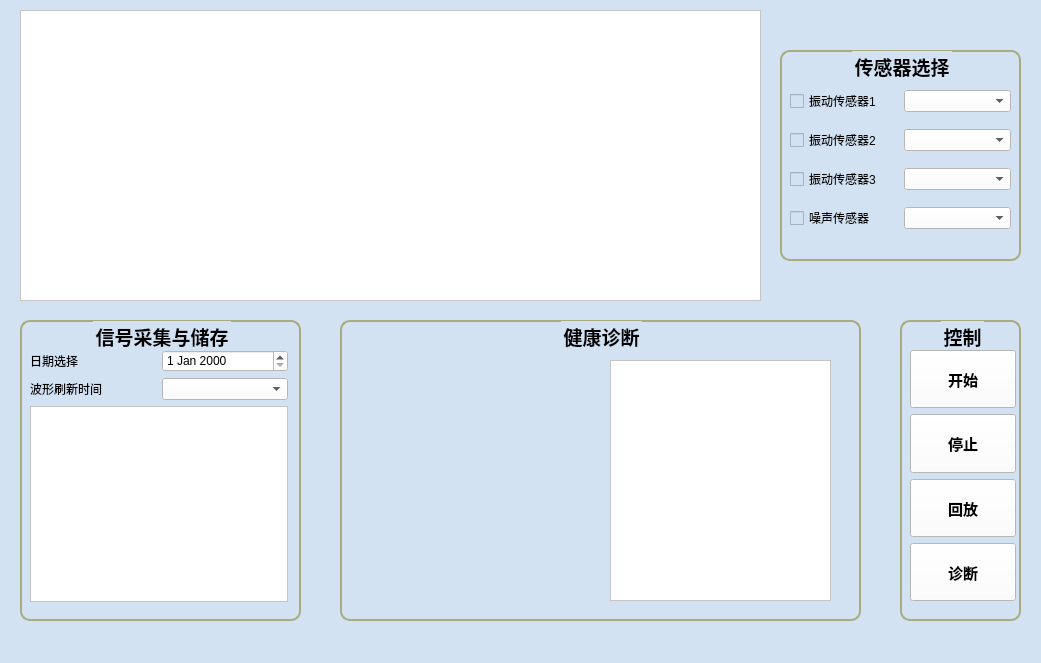
zkqiu/robot_doctor, file vibrationdialog.ui: the form before one commit.
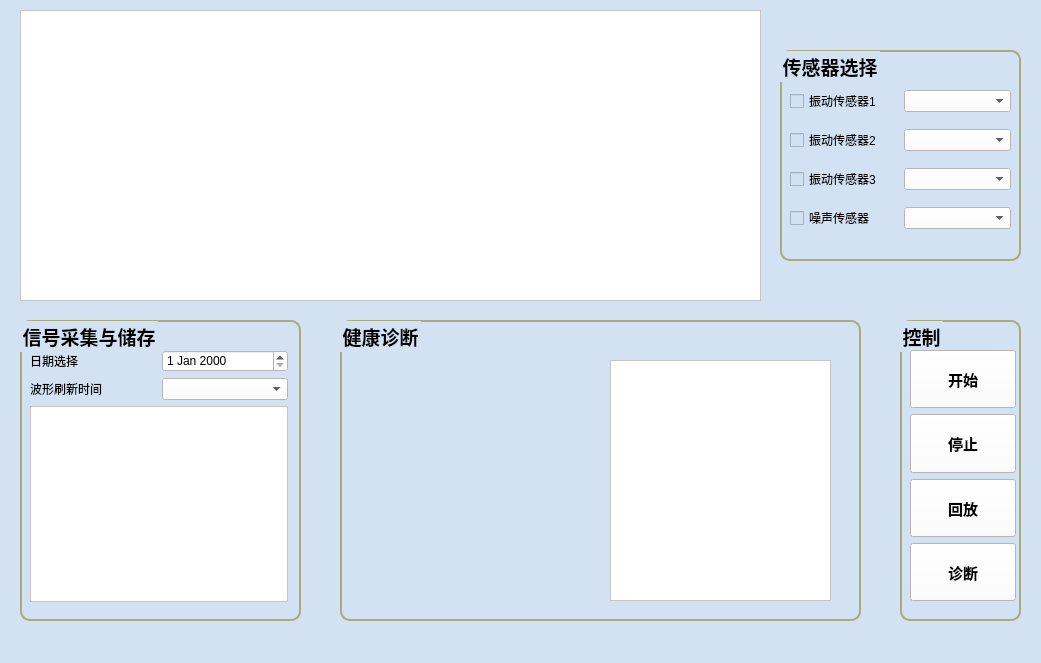
The form after the commit. Icons and pictures are not drawn. Custom widgets are drawn as their Qt base class.

Diff of the .ui file:
```diff
--- a/vibrationdialog.ui
+++ b/vibrationdialog.ui
@@ -66,7 +66,7 @@
     <string>传感器选择</string>
    </property>
    <property name="alignment">
-    <set>Qt::AlignCenter</set>
+    <set>Qt::AlignLeading|Qt::AlignLeft|Qt::AlignVCenter</set>
    </property>
    <widget class="QWidget" name="layoutWidget">
     <property name="geometry">
@@ -179,7 +179,7 @@
     <string>信号采集与储存</string>
    </property>
    <property name="alignment">
-    <set>Qt::AlignCenter</set>
+    <set>Qt::AlignLeading|Qt::AlignLeft|Qt::AlignVCenter</set>
    </property>
    <widget class="QWidget" name="layoutWidget">
     <property name="geometry">
@@ -273,7 +273,7 @@
     <string>健康诊断</string>
    </property>
    <property name="alignment">
-    <set>Qt::AlignCenter</set>
+    <set>Qt::AlignLeading|Qt::AlignLeft|Qt::AlignVCenter</set>
    </property>
    <widget class="QTextEdit" name="textFault">
     <property name="geometry">
@@ -334,7 +334,7 @@
     <string>控制</string>
    </property>
    <property name="alignment">
-    <set>Qt::AlignCenter</set>
+    <set>Qt::AlignLeading|Qt::AlignLeft|Qt::AlignVCenter</set>
    </property>
    <widget class="QWidget" name="layoutWidget">
     <property name="geometry">
```
